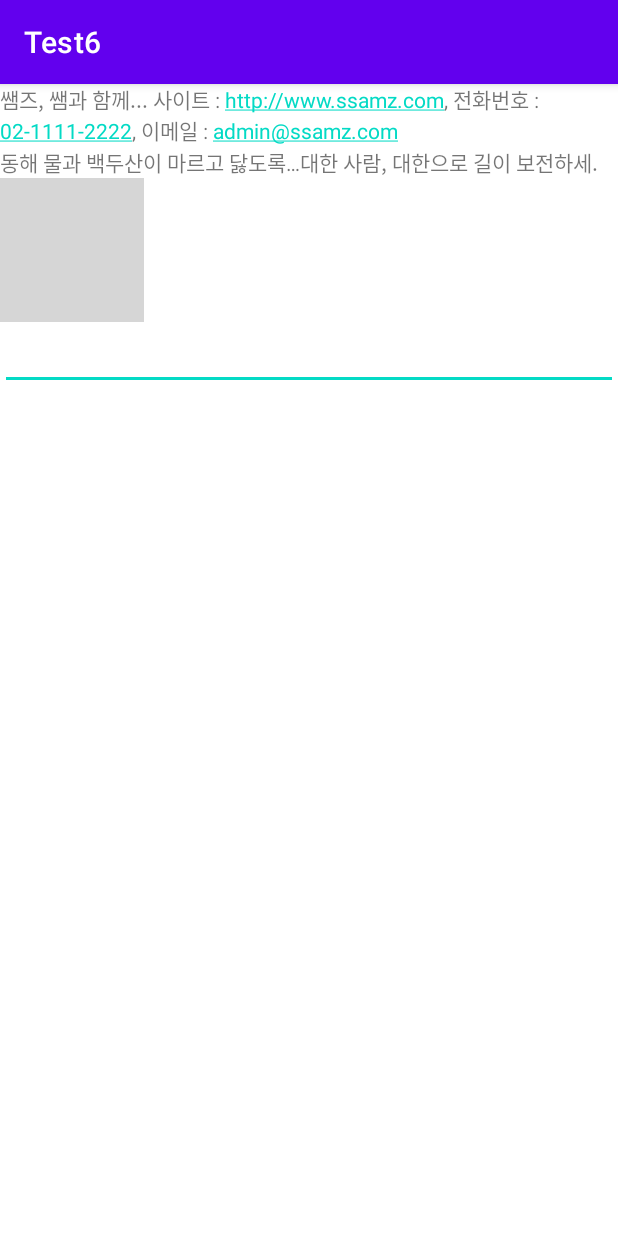
After one commit to Bullets-jyr/androidLab, an Android app: the Test5Activity screen opened directly, with no data from a screen before it, on a phone screen of 412 x 824 dp. The commit adds this screen. Run offline under Robolectric (Android 15) with nearby library versions, the phone set to English and light mode, and no system bars; grey boxes are pictures that could not be loaded.

Commit message:
06-3-기본적인 뷰 살펴보기

```diff
--- a/lab6/src/main/AndroidManifest.xml
+++ b/lab6/src/main/AndroidManifest.xml
@@ -7,6 +7,15 @@
         android:label="@string/app_name"
         android:supportsRtl="true"
         android:theme="@style/Theme.AndroidLab">
+        <activity
+            android:name=".test4.Test5Activity"
+            android:exported="true">
+            <intent-filter>
+                <action android:name="android.intent.action.MAIN" />
+
+                <category android:name="android.intent.category.LAUNCHER" />
+            </intent-filter>
+        </activity>
         <activity
             android:name=".test3.Test4Activity"
             android:exported="true">
--- /dev/null
+++ b/lab6/src/main/java/kr/co/bullets/lab6/test4/Test5Activity.kt
@@ -0,0 +1,12 @@
+package kr.co.bullets.lab6.test4
+
+import androidx.appcompat.app.AppCompatActivity
+import android.os.Bundle
+import kr.co.bullets.lab6.R
+
+class Test5Activity : AppCompatActivity() {
+    override fun onCreate(savedInstanceState: Bundle?) {
+        super.onCreate(savedInstanceState)
+        setContentView(R.layout.activity_test5)
+    }
+}
--- /dev/null
+++ b/lab6/src/main/res/layout/activity_test5.xml
@@ -0,0 +1,36 @@
+<?xml version="1.0" encoding="utf-8"?>
+<LinearLayout xmlns:android="http://schemas.android.com/apk/res/android"
+    xmlns:tools="http://schemas.android.com/tools"
+    android:layout_width="match_parent"
+    android:layout_height="match_parent"
+    android:orientation="vertical"
+    tools:context=".test4.Test5Activity">
+
+    <TextView
+        android:layout_width="match_parent"
+        android:layout_height="wrap_content"
+        android:autoLink="email|phone|web"
+        android:text="쌤즈, 쌤과 함께... 사이트 : http://www.ssamz.com, 전화번호 : 02-1111-2222, 이메일 : admin@ssamz.com" />
+
+    <TextView
+        android:layout_width="match_parent"
+        android:layout_height="wrap_content"
+        android:ellipsize="middle"
+        android:singleLine="true"
+        android:text="@string/long_text" />
+
+    <ImageView
+        android:layout_width="wrap_content"
+        android:layout_height="wrap_content"
+        android:adjustViewBounds="true"
+        android:background="#0000ff"
+        android:maxWidth="100dp"
+        android:maxHeight="100dp"
+        android:src="@drawable/test" />
+
+    <EditText
+        android:layout_width="match_parent"
+        android:layout_height="wrap_content"
+        android:inputType="phone" />
+
+</LinearLayout>
--- a/lab6/src/main/res/values/strings.xml
+++ b/lab6/src/main/res/values/strings.xml
@@ -1,3 +1,6 @@
 <resources>
-    <string name="app_name">Lab6</string>
+    <string name="app_name">Test6</string>
+    <string name="long_text">
+        동해 물과 백두산이 마르고 닳도록 하느님이 보우하사 우리나라 만세. 무궁화 삼천리 화려 강산 대한 사람, 대한으로 길이 보전하세. 남산 위에 저 소나무, 철갑을 두른 듯 바람 서리 불변함은 우리 기상일세. 무궁화 삼천리 화려 강산 대한 사람, 대한으로 길이 보전하세.
+    </string>
 </resources>
```
Also changed, not shown: 1 other file.
